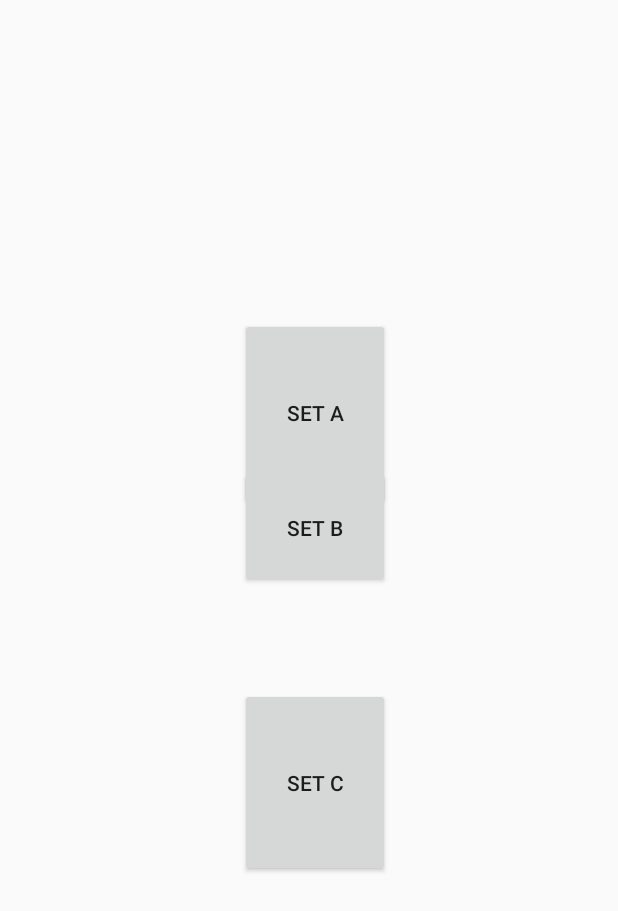
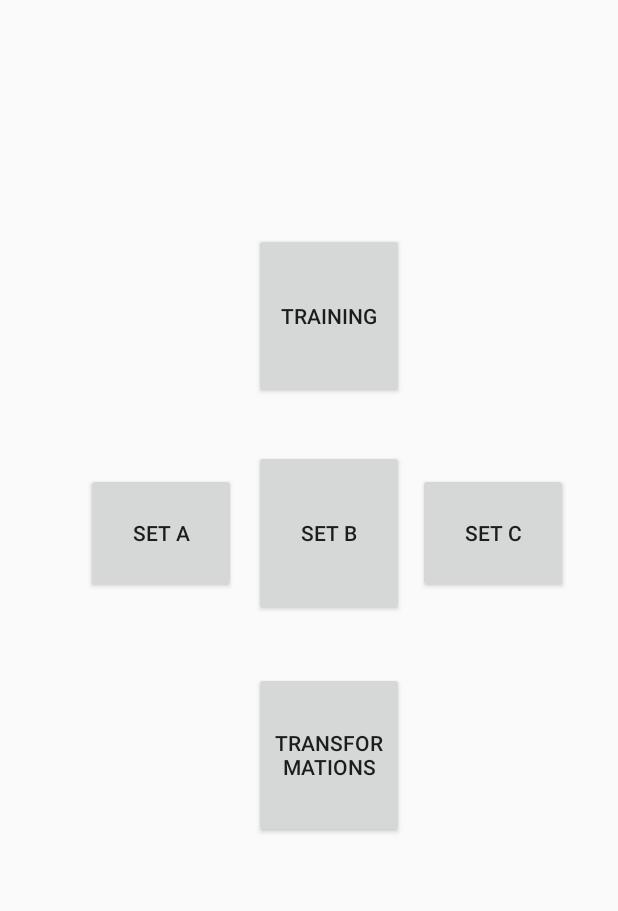
Before and after one commit to liquatics/sluSmartTangible, an Android app: the SetSelection screen opened directly, with no data from a screen before it, on a phone screen of 412 x 824 dp. Shown: the top 911 px of the screen. Run offline under Robolectric (Android 15) with nearby library versions, the phone set to English and light mode, and no system bars.

Commit message:
Added training

```diff
--- a/tangibleApp_s3/app/src/main/java/com/example/hapticstrategyapp_s3/Activities/SetSelection.java
+++ b/tangibleApp_s3/app/src/main/java/com/example/hapticstrategyapp_s3/Activities/SetSelection.java
@@ -21,7 +21,14 @@ public class SetSelection extends Activity {
         super.onCreate(savedInstanceState);
         setContentView(R.layout.activity_set_selection);
 
-        //ExperimentManager not setting sessionID?
+        Button setTrainingButton = findViewById(R.id.training_btn);
+        setTrainingButton.setOnClickListener(new View.OnClickListener() {
+            @Override
+            public void onClick(View view) {
+                ExperimentManager.setSessionID(0);
+                startActivity((new Intent(getApplicationContext(), SectionActivity.class)));
+            }
+        });
 
         Button setAButton = findViewById(R.id.setA_btn);
         setAButton.setOnClickListener(new View.OnClickListener() {
@@ -51,5 +58,14 @@ public class SetSelection extends Activity {
                 startActivity((new Intent(getApplicationContext(), SectionActivity.class)));
             }
         });
+
+        Button setTransformButton = findViewById(R.id.transform_btn);
+        setTransformButton.setOnClickListener(new View.OnClickListener() {
+            @Override
+            public void onClick(View view) {
+                ExperimentManager.setSessionID(4);
+                startActivity((new Intent(getApplicationContext(), SectionActivity.class)));
+            }
+        });
     }
 }
--- a/tangibleApp_s3/app/src/main/res/layout/activity_set_selection.xml
+++ b/tangibleApp_s3/app/src/main/res/layout/activity_set_selection.xml
@@ -12,34 +12,57 @@
 
     <Button
         android:id="@+id/setA_btn"
-        android:layout_width="100dp"
-        android:layout_height="0dp"
-        android:layout_marginStart="160dp"
-        android:layout_marginTop="232dp"
-        android:layout_marginBottom="120dp"
+        android:layout_width="0dp"
+        android:layout_height="80dp"
+        android:layout_marginEnd="12dp"
+        android:layout_marginStart="57dp"
         android:text="Set A"
-        app:layout_constraintBottom_toTopOf="@+id/setC_btn"
-        app:layout_constraintStart_toStartOf="parent"
-        app:layout_constraintTop_toTopOf="parent" />
+        app:layout_constraintBaseline_toBaselineOf="@+id/setB_btn"
+        app:layout_constraintEnd_toStartOf="@+id/setB_btn"
+        app:layout_constraintStart_toStartOf="parent" />
 
     <Button
         android:id="@+id/setB_btn"
-        android:layout_width="100dp"
-        android:layout_height="80dp"
-        android:layout_marginStart="160dp"
-        android:layout_marginTop="332dp"
+        android:layout_width="0dp"
+        android:layout_height="0dp"
+        android:layout_marginBottom="37dp"
+        android:layout_marginEnd="9dp"
         android:text="Set B"
-        app:layout_constraintStart_toStartOf="parent"
-        app:layout_constraintTop_toTopOf="parent" />
+        app:layout_constraintBottom_toTopOf="@+id/transform_btn"
+        app:layout_constraintEnd_toStartOf="@+id/setC_btn"
+        app:layout_constraintStart_toEndOf="@+id/setA_btn"
+        app:layout_constraintTop_toBottomOf="@+id/training_btn" />
 
     <Button
         android:id="@+id/setC_btn"
         android:layout_width="0dp"
+        android:layout_height="80dp"
+        android:layout_marginEnd="33dp"
+        android:text="Set C"
+        app:layout_constraintBaseline_toBaselineOf="@+id/setB_btn"
+        app:layout_constraintEnd_toEndOf="parent"
+        app:layout_constraintStart_toEndOf="@+id/setB_btn" />
+
+    <Button
+        android:id="@+id/training_btn"
+        android:layout_width="0dp"
         android:layout_height="0dp"
-        android:layout_marginBottom="179dp"
-        android:text="Set C"
+        android:layout_marginBottom="34dp"
+        android:layout_marginTop="175dp"
+        android:text="Training"
+        app:layout_constraintBottom_toTopOf="@+id/setB_btn"
+        app:layout_constraintEnd_toEndOf="@+id/setB_btn"
+        app:layout_constraintStart_toStartOf="@+id/setB_btn"
+        app:layout_constraintTop_toTopOf="parent" />
+
+    <Button
+        android:id="@+id/transform_btn"
+        android:layout_width="0dp"
+        android:layout_height="0dp"
+        android:layout_marginBottom="205dp"
+        android:text="Transformations"
         app:layout_constraintBottom_toBottomOf="parent"
         app:layout_constraintEnd_toEndOf="@+id/setB_btn"
         app:layout_constraintStart_toStartOf="@+id/setB_btn"
-        app:layout_constraintTop_toBottomOf="@+id/setA_btn" />
+        app:layout_constraintTop_toBottomOf="@+id/setB_btn" />
 </androidx.constraintlayout.widget.ConstraintLayout>
```
Also changed, not shown: tangibleApp_s3/app/src/main/java/com/example/hapticstrategyapp_s3/Activities/SectionActivity.java (+9 -5 lines), tangibleApp_s3/app/src/main/java/com/example/hapticstrategyapp_s3/Behavior/QuadTrainingBehavior.java (added, +115 -0 lines), tangibleApp_s3/app/src/main/java/com/example/hapticstrategyapp_s3/Controller/QuadTrainingController.java (added, +62 -0 lines), tangibleApp_s3/app/src/main/java/com/example/hapticstrategyapp_s3/Controller/TransformController.java (added, +75 -0 lines), tangibleApp_s3/app/src/main/java/com/example/hapticstrategyapp_s3/Polygons/QuadTrainingPolygons.java (added, +80 -0 lines), tangibleApp_s3/app/src/main/res/drawable/quad_training.png (added).
